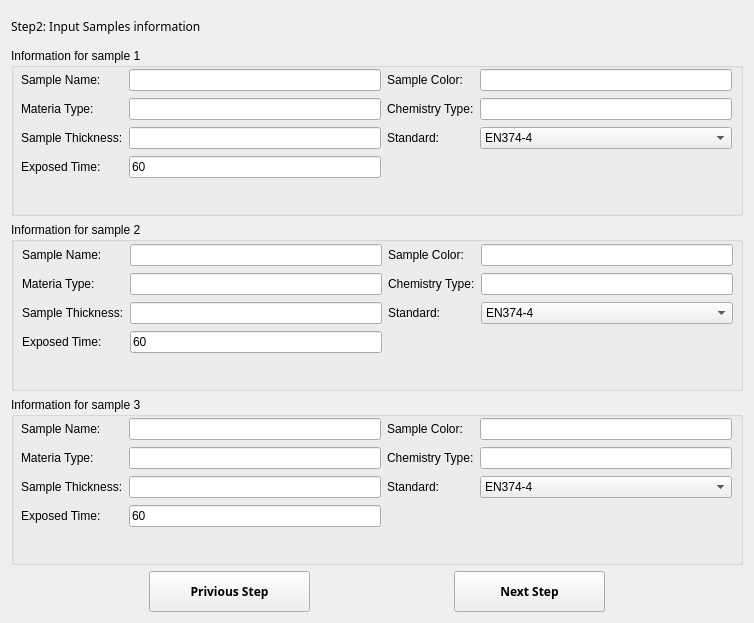
Before: the Qt Designer form Ui/sample_information_input.ui in tahyuu/glove_test, drawn with Qt 5.
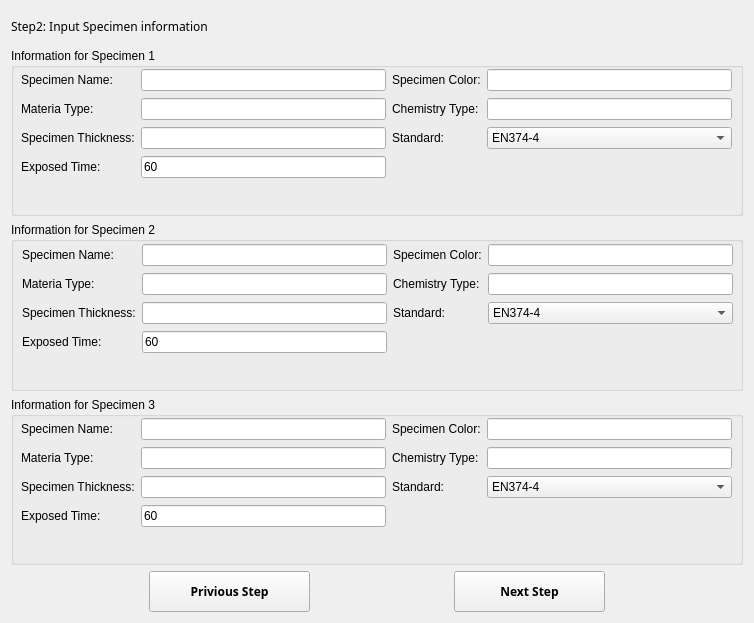
After: the same form once the commit is applied. Icons and pictures are not drawn.

What changed in the file:
```diff
--- a/Ui/sample_information_input.ui
+++ b/Ui/sample_information_input.ui
@@ -34,16 +34,16 @@
       </font>
      </property>
      <property name="text">
-      <string>Step2: Input Samples information</string>
+      <string>Step2: Input Specimen information</string>
      </property>
     </widget>
    </item>
    <item>
     <widget class="QGroupBox" name="groupBox">
      <property name="title">
-      <string>Information for sample 1</string>
+      <string>Information for Specimen 1</string>
      </property>
-     <widget class="QWidget" name="">
+     <widget class="QWidget" name="layoutWidget">
       <property name="geometry">
        <rect>
         <x>10</x>
@@ -56,7 +56,7 @@
        <item row="0" column="0">
         <widget class="QLabel" name="label">
          <property name="text">
-          <string>Sample Name:</string>
+          <string>Specimen Name:</string>
          </property>
         </widget>
        </item>
@@ -66,7 +66,7 @@
        <item row="0" column="2">
         <widget class="QLabel" name="label_4">
          <property name="text">
-          <string>Sample Color:</string>
+          <string>Specimen Color:</string>
          </property>
         </widget>
        </item>
@@ -104,7 +104,7 @@
        <item row="2" column="0">
         <widget class="QLabel" name="label_3">
          <property name="text">
-          <string>Sample Thickness:</string>
+          <string>Specimen Thickness:</string>
          </property>
         </widget>
        </item>
@@ -157,9 +157,9 @@
    <item>
     <widget class="QGroupBox" name="groupBox_2">
      <property name="title">
-      <string>Information for sample 2</string>
+      <string>Information for Specimen 2</string>
      </property>
-     <widget class="QWidget" name="">
+     <widget class="QWidget" name="layoutWidget">
       <property name="geometry">
        <rect>
         <x>11</x>
@@ -172,7 +172,7 @@
        <item row="0" column="0">
         <widget class="QLabel" name="label_7">
          <property name="text">
-          <string>Sample Name:</string>
+          <string>Specimen Name:</string>
          </property>
         </widget>
        </item>
@@ -182,7 +182,7 @@
        <item row="0" column="2">
         <widget class="QLabel" name="label_8">
          <property name="text">
-          <string>Sample Color:</string>
+          <string>Specimen Color:</string>
          </property>
         </widget>
        </item>
@@ -220,7 +220,7 @@
        <item row="2" column="0">
         <widget class="QLabel" name="label_11">
          <property name="text">
-          <string>Sample Thickness:</string>
+          <string>Specimen Thickness:</string>
          </property>
         </widget>
        </item>
@@ -273,9 +273,9 @@
    <item>
     <widget class="QGroupBox" name="groupBox_3">
      <property name="title">
-      <string>Information for sample 3</string>
+      <string>Information for Specimen 3</string>
      </property>
-     <widget class="QWidget" name="">
+     <widget class="QWidget" name="layoutWidget">
       <property name="geometry">
        <rect>
         <x>10</x>
@@ -288,7 +288,7 @@
        <item row="0" column="0">
         <widget class="QLabel" name="label_19">
          <property name="text">
-          <string>Sample Name:</string>
+          <string>Specimen Name:</string>
          </property>
         </widget>
        </item>
@@ -298,7 +298,7 @@
        <item row="0" column="2">
         <widget class="QLabel" name="label_20">
          <property name="text">
-          <string>Sample Color:</string>
+          <string>Specimen Color:</string>
          </property>
         </widget>
        </item>
@@ -336,7 +336,7 @@
        <item row="2" column="0">
         <widget class="QLabel" name="label_23">
          <property name="text">
-          <string>Sample Thickness:</string>
+          <string>Specimen Thickness:</string>
          </property>
         </widget>
        </item>
```
